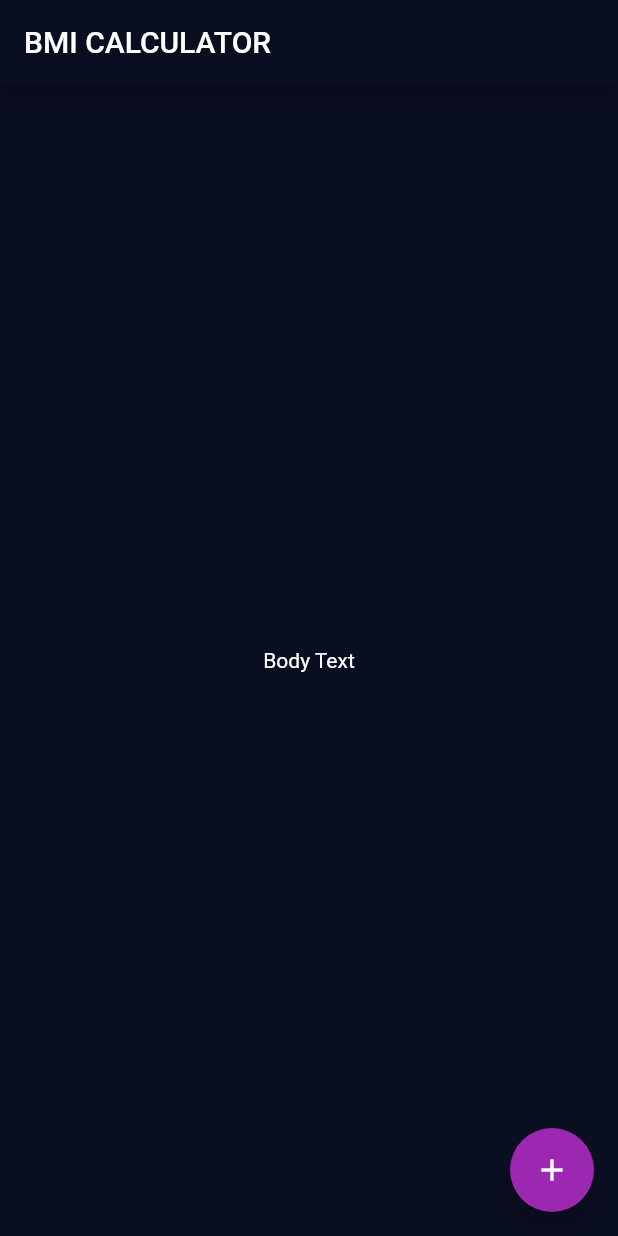
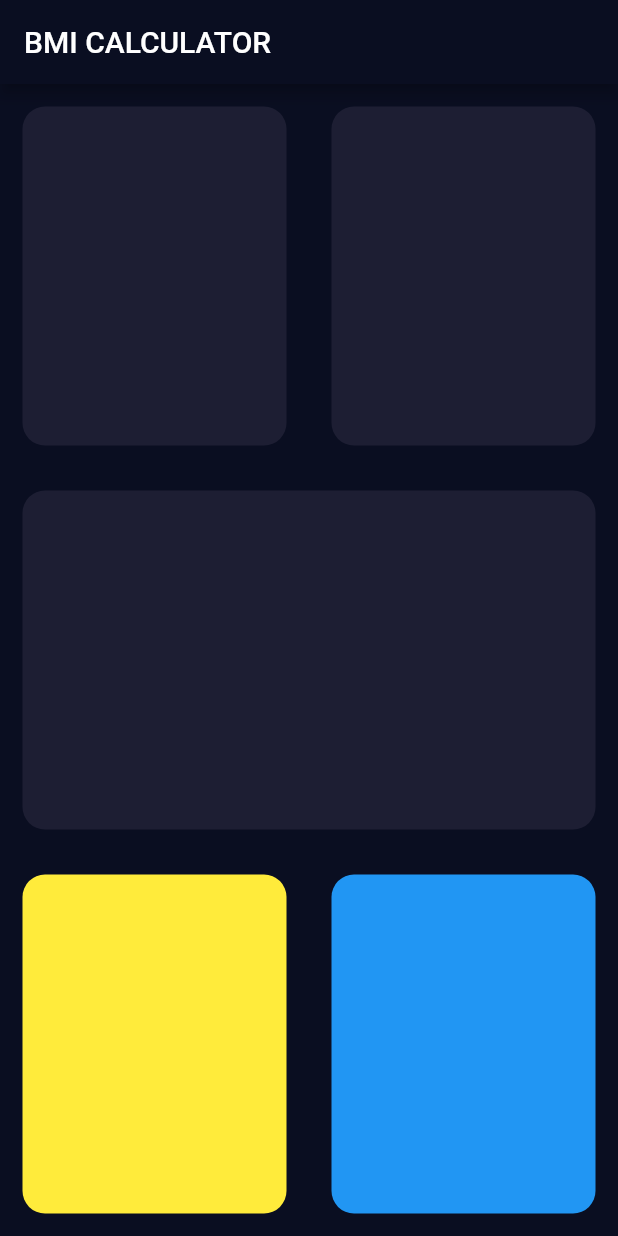
Before and after one commit to tk-code-dev/flutter_bmi, a Flutter app: the screen it shows after launch, on a phone screen of 412 x 824 dp. Run offline on Flutter 3.47's test engine with Material 2 defaults, Android fonts, the phone set to English and light mode, and no system bars.

Commit message:
Add ReusableCard (colour)

```diff
--- a/lib/input_page.dart
+++ b/lib/input_page.dart
@@ -9,17 +9,63 @@ class _InputPageState extends State<InputPage> {
   @override
   Widget build(BuildContext context) {
     return Scaffold(
-      appBar: AppBar(
-        title: Text('BMI CALCULATOR'),
-      ),
-      body: Center(
-        child: Text('Body Text'),
-      ),
-      floatingActionButton: Theme(
-        data: ThemeData(accentColor: Colors.purple),
-        child: FloatingActionButton(
-          child: Icon(Icons.add),
+        appBar: AppBar(
+          title: Text('BMI CALCULATOR'),
         ),
+        body: Column(
+          children: <Widget>[
+            Expanded(
+              child: Row(
+                children: <Widget>[
+                  Expanded(
+                    child: ReusableCard(
+                      colour: Color(0xFF1D1E33),
+                    ),
+                  ),
+                  Expanded(
+                    child: ReusableCard(
+                      colour: Color(0xFF1D1E33),
+                    ),
+                  )
+                ],
+              ),
+            ),
+            Expanded(
+              child: ReusableCard(
+                colour: Color(0xFF1D1E33),
+              ),
+            ),
+            Expanded(
+              child: Row(
+                children: <Widget>[
+                  Expanded(
+                    child: ReusableCard(
+                      colour: Colors.yellow,
+                    ),
+                  ),
+                  Expanded(
+                    child: ReusableCard(
+                      colour: Colors.blue,
+                    ),
+                  ),
+                ],
+              ),
+            )
+          ],
+        ));
+  }
+}
+
+class ReusableCard extends StatelessWidget {
+  ReusableCard({@required this.colour});
+  final Color colour;
+  @override
+  Widget build(BuildContext context) {
+    return Container(
+      margin: EdgeInsets.all(15.0),
+      decoration: BoxDecoration(
+        color: colour,
+        borderRadius: BorderRadius.circular(15.0),
       ),
     );
   }
```
Also changed, not shown: lib/main.dart (line endings or trailing spaces).
